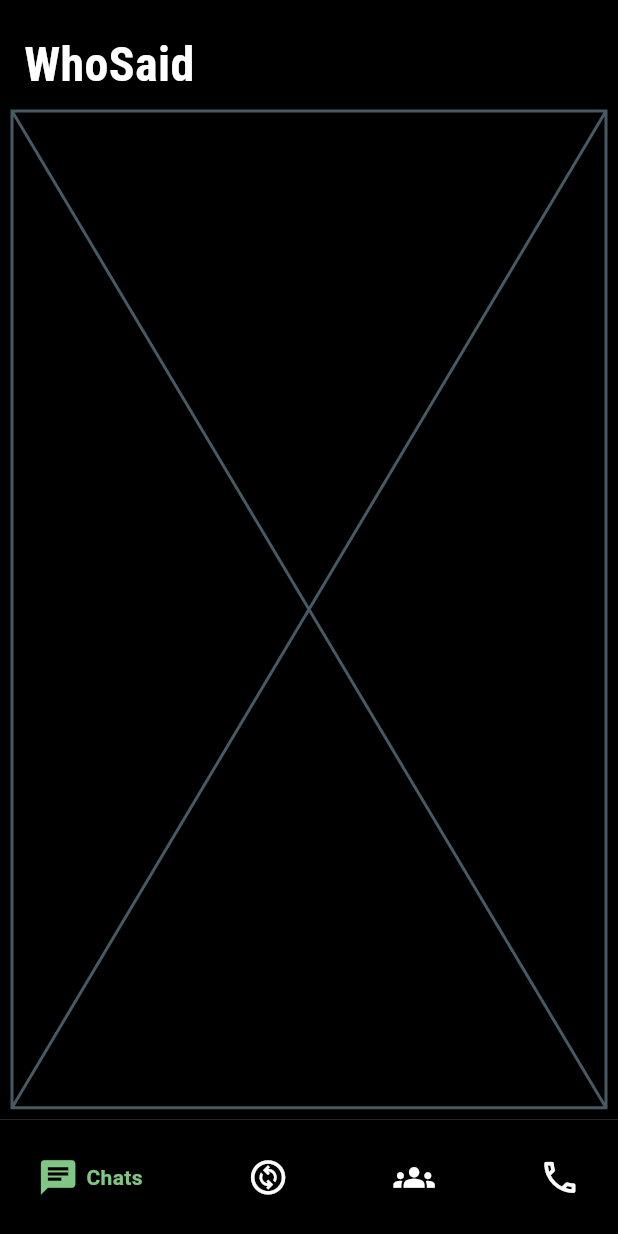
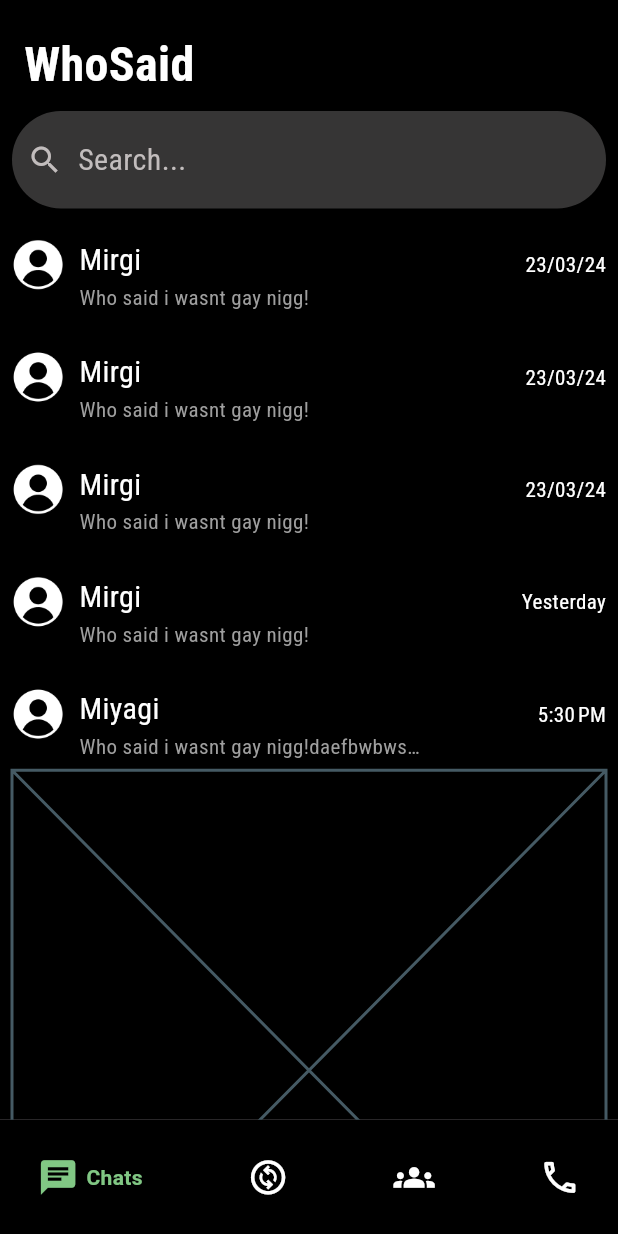
Before and after one commit to sxmbaka/whosaid, a Flutter app: the screen it shows after launch, on a phone screen of 412 x 824 dp. Run offline on Flutter 3.47's test engine with Material 3 defaults, Android fonts, the phone set to English and light mode, and no system bars; drawn by our look-alikes of google_nav_bar; our stand-ins replace gap, google_fonts.

Commit message:
Add intl dependency and update Chat model and ChatTile component

```diff
--- /dev/null
+++ b/lib/components/chat_tile.dart
@@ -0,0 +1,91 @@
+import 'package:flutter/material.dart';
+import 'package:intl/intl.dart';
+import 'package:gap/gap.dart';
+import 'package:google_fonts/google_fonts.dart';
+import 'package:whosaid/models/chat.dart';
+
+class ChatTile extends StatefulWidget {
+  final Chat chat;
+  const ChatTile({
+    super.key,
+    required this.chat,
+  });
+
+  @override
+  State<ChatTile> createState() => _ChatTileState();
+}
+
+class _ChatTileState extends State<ChatTile> {
+  String formatTimeStamp(DateTime timeStamp) {
+    final now = DateTime.now();
+    final difference = now.difference(timeStamp);
+
+    if (difference.inHours < 24) {
+      // If timestamp is less than 24 hours ago, display time
+      return DateFormat.jm().format(timeStamp); // Format time in hh:mm am/pm
+    } else if (difference.inHours < 48) {
+      // If timestamp is less than 48 hours but more than 24 hours ago, display "Yesterday"
+      return 'Yesterday';
+    } else {
+      // If timestamp is over 48 hours ago, display date in dd/mm/yy format
+      return DateFormat('dd/MM/yy').format(timeStamp);
+    }
+  }
+
+  @override
+  Widget build(BuildContext context) {
+    return Container(
+      padding: const EdgeInsets.symmetric(vertical: 20),
+      height: MediaQuery.of(context).size.height / 11,
+      child: Row(
+        children: [
+          Image.asset(
+            widget.chat.imagePath,
+            color: widget.chat.hasPfp ? null : Colors.white,
+          ),
+          const Gap(10),
+          SizedBox(
+            width: MediaQuery.of(context).size.width / 1.8,
+            child: Column(
+              mainAxisAlignment: MainAxisAlignment.center,
+              crossAxisAlignment: CrossAxisAlignment.start,
+              children: [
+                Text(
+                  widget.chat.chatName,
+                  style: GoogleFonts.robotoCondensed(
+                    color: Colors.white,
+                    fontSize: 20,
+                  ),
+                  maxLines: 1,
+                  overflow: TextOverflow.ellipsis,
+                ),
+                Text(
+                  widget.chat.lastRecievedMessage,
+                  style: GoogleFonts.robotoCondensed(
+                    color: Colors.grey,
+                  ),
+                  maxLines: 1,
+                  overflow: TextOverflow.ellipsis,
+                )
+              ],
+            ),
+          ),
+          Expanded(
+            child: Column(
+              crossAxisAlignment: CrossAxisAlignment.end,
+              mainAxisAlignment: MainAxisAlignment.spaceEvenly,
+              children: [
+                Text(
+                  formatTimeStamp(widget.chat.timeStamp),
+                  style: GoogleFonts.robotoCondensed(
+                    color: Colors.white,
+                  ),
+                )
+              ],
+            ),
+          ),
+        ],
+      ),
+    );
+  }
+}
--- a/lib/models/chat.dart
+++ b/lib/models/chat.dart
@@ -3,21 +3,26 @@ import 'package:whosaid/models/sent_message_status.dart';
 class Chat {
   final String chatName;
   final bool isGroupChat;
-  final String imagePath;
   final bool lastRecieved;
   final SentMessageStatus sentMessageStatus;
   final bool isPinned;
   final String lastRecievedMessage;
   final bool isMute;
 
-  const Chat({
+  DateTime timeStamp;
+  String imagePath;
+  bool hasPfp;
+
+  Chat({
     required this.chatName,
-    required this.imagePath,
     required this.isGroupChat,
     required this.isMute,
     required this.isPinned,
     required this.lastRecieved,
     required this.lastRecievedMessage,
     required this.sentMessageStatus,
-  });
+    this.imagePath = "assets/images/default-profile-photo.png",
+    this.hasPfp = false,
+    required this.timeStamp,
+  });// : timeStamp = DateTime.now();
 }
--- a/lib/models/sent_message_status.dart
+++ b/lib/models/sent_message_status.dart
@@ -1,5 +1,5 @@
-class SentMessageStatus {
-  static const int sentNotReceived = 0;
-  static const int sentAndReceived = 1;
-  static const int sentReceivedAndRead = 2;
+enum SentMessageStatus {
+  sentNotReceived,
+  sentAndReceived,
+  sentReceivedAndRead,
 }
--- a/lib/pages/chats_page.dart
+++ b/lib/pages/chats_page.dart
@@ -1,7 +1,10 @@
 import 'package:flutter/material.dart';
 import 'package:google_fonts/google_fonts.dart';
 import 'package:whosaid/components/chat_search_bar.dart';
+import 'package:whosaid/components/chat_tile.dart';
 import 'package:whosaid/components/whosaid_appbar.dart';
+import 'package:whosaid/models/chat.dart';
+import 'package:whosaid/models/sent_message_status.dart';
 
 class ChatsPage extends StatefulWidget {
   const ChatsPage({super.key});
@@ -11,9 +14,6 @@ class ChatsPage extends StatefulWidget {
 }
 
 class _ChatsPageState extends State<ChatsPage> {
-
-  // List<Widget> Chat
-
   @override
   Widget build(BuildContext context) {
     return Scaffold(
@@ -28,9 +28,75 @@ class _ChatsPageState extends State<ChatsPage> {
         ),
       ),
       backgroundColor: Colors.black,
-      body: Padding(
-        padding: const EdgeInsets.all(8.0),
-        child: Placeholder(),
+      body: SingleChildScrollView(
+        padding: EdgeInsets.all(8),
+        child: Column(
+          children: [
+            ChatSearchBar(),
+            ChatTile(
+              chat: Chat(
+                timeStamp: DateTime.now().subtract(Duration(days: 30)),
+                chatName: "Mirgi",
+                isGroupChat: false,
+                isMute: false,
+                isPinned: false,
+                lastRecieved: false,
+                lastRecievedMessage: "Who said i wasnt gay nigg!",
+                sentMessageStatus: SentMessageStatus.sentNotReceived,
+              ),
+            ),
+            ChatTile(
+              chat: Chat(
+                timeStamp: DateTime.now().subtract(Duration(days: 30)),
+                chatName: "Mirgi",
+                isGroupChat: false,
+                isMute: false,
+                isPinned: false,
+                lastRecieved: false,
+                lastRecievedMessage: "Who said i wasnt gay nigg!",
+                sentMessageStatus: SentMessageStatus.sentNotReceived,
+              ),
+            ),
+            ChatTile(
+              chat: Chat(
+                chatName: "Mirgi",
+                timeStamp: DateTime.now().subtract(Duration(days: 30)),
+                isGroupChat: false,
+                isMute: false,
+                isPinned: false,
+                lastRecieved: false,
+                lastRecievedMessage: "Who said i wasnt gay nigg!",
+                sentMessageStatus: SentMessageStatus.sentNotReceived,
+              ),
+            ),
+            ChatTile(
+              chat: Chat(
+                chatName: "Mirgi",
+                isGroupChat: false,
+                timeStamp: DateTime.now().subtract(Duration(days: 1)),
+                isMute: false,
+                isPinned: false,
+                lastRecieved: false,
+                lastRecievedMessage: "Who said i wasnt gay nigg!",
+                sentMessageStatus: SentMessageStatus.sentNotReceived,
+              ),
+            ),
+            ChatTile(
+              chat: Chat(
+                chatName: "Miyagi",
+                isGroupChat: false,
+                timeStamp: DateTime.now().subtract(Duration(hours: 17)),
+                isMute: false,
+                isPinned: false,
+                lastRecieved: false,
+                lastRecievedMessage: "Who said i wasnt gay nigg!daefbwbwsbdahbfffffffffaaaaaaaaaaaaaaa",
+                sentMessageStatus: SentMessageStatus.sentNotReceived,
+              ),
+            ),
+            Placeholder(),
+            Placeholder(),
+          ],
+        ),
       ),
     );
   }
--- a/pubspec.yaml
+++ b/pubspec.yaml
@@ -12,6 +12,7 @@ dependencies:
   google_fonts:
   gap:
   google_nav_bar:
+  intl:
 
 dev_dependencies:
   flutter_test:
```
Also changed, not shown: assets/images/default-profile-photo.png (added), pubspec.lock.
